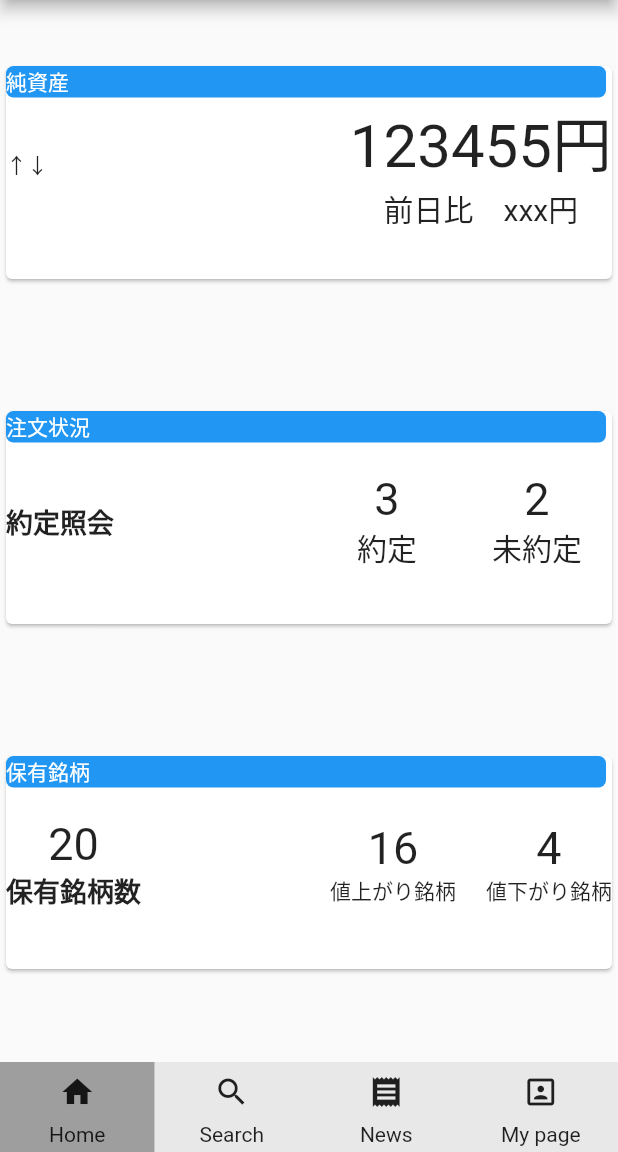
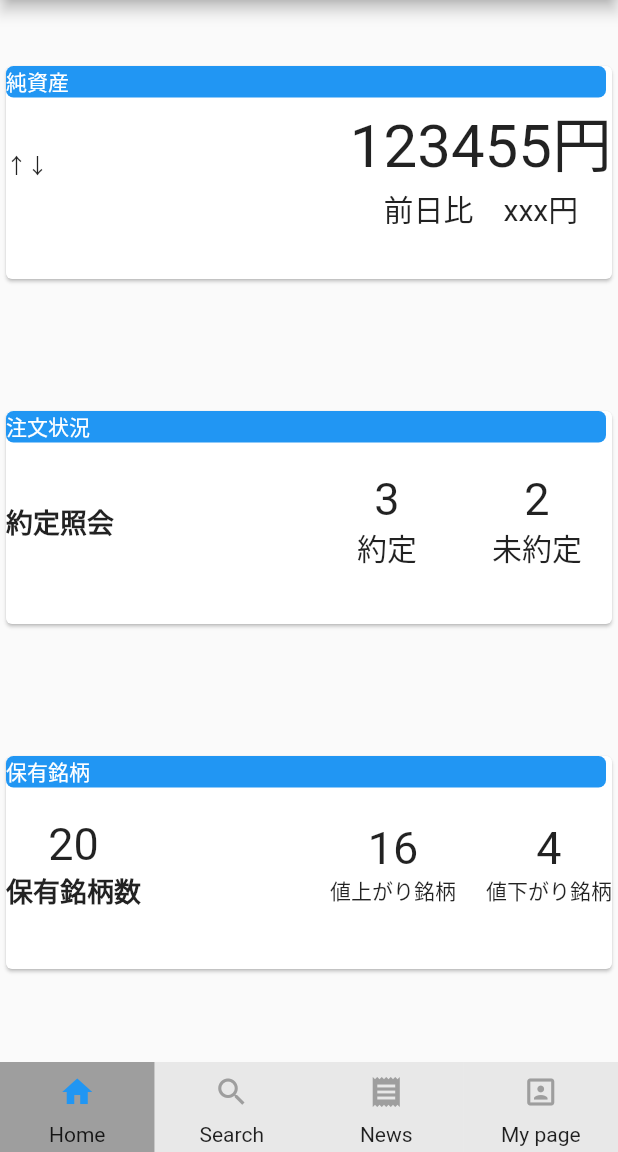
Before and after one commit to mm-masahiro/flutter-test, a Flutter app: the screen it shows after launch, on a phone screen of 412 x 824 dp, the part 84-1236 px from its top. Run offline on Flutter 3.47's test engine with Material 2 defaults, Android fonts, the phone set to English and light mode, and no system bars.

Commit message:
modify menu icon color

```diff
--- a/lib/FirstPageComponent/menu.dart
+++ b/lib/FirstPageComponent/menu.dart
@@ -18,7 +18,7 @@ class Menu extends StatelessWidget {
       height: 60,
       width: MediaQuery.of(context).size.width/4,
       decoration: BoxDecoration(
-        color: color
+        color: color,
       ),
       child: Column(
         children: [
@@ -27,7 +27,7 @@ class Menu extends StatelessWidget {
             child: icon,
           ),
           Container(
-            height: 20,
+            height: 16,
             child: title,
           )
         ]
--- a/lib/firstpage.dart
+++ b/lib/firstpage.dart
@@ -51,7 +51,7 @@ class _FirstPageState extends State<FirstPage> {
         });
       },
       child: Menu(
-        icon: Icon(icon),
+        icon: Icon(icon, color: index == _selectedItemIndex ? Colors.blue : Colors.grey),
         title: title,
         color: index == _selectedItemIndex ? Colors.grey : Colors.grey.withOpacity(0.2),
       ),
```
